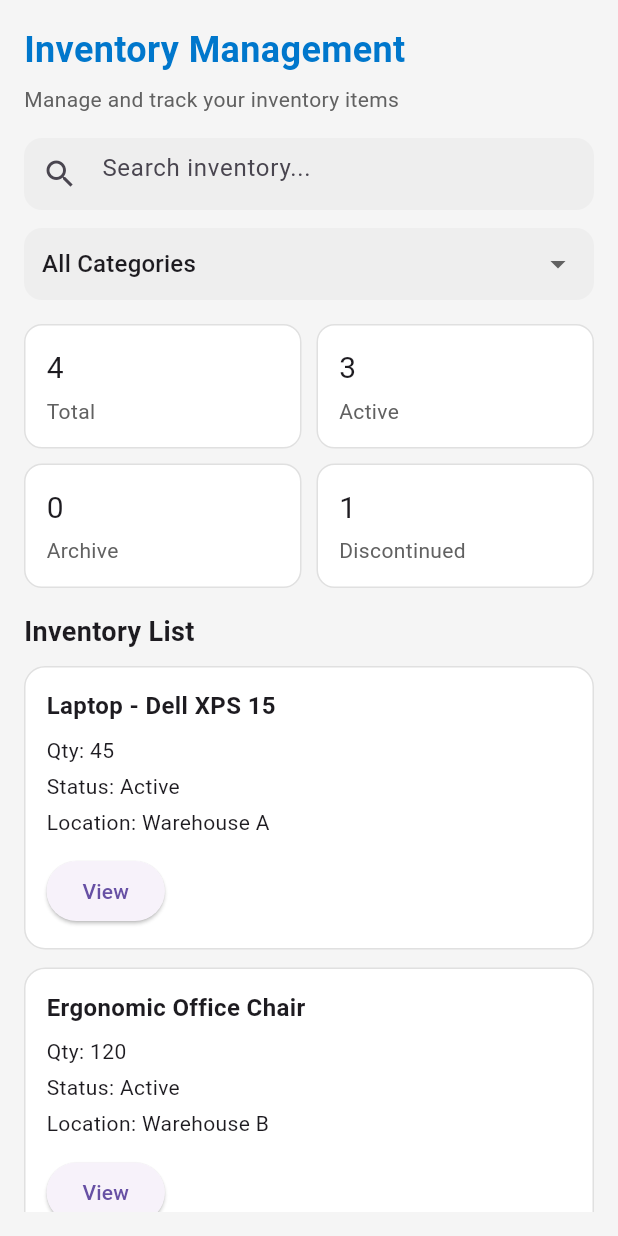
After one commit to afiazu/FE-welcome-project, a Flutter app: the InventoryMobile screen opened directly, on a phone screen of 412 x 824 dp. The commit adds this screen. Run offline on Flutter 3.47's test engine with Material 3 defaults, Android fonts, the phone set to English and light mode, and no system bars; our stand-ins replace flutter_svg, go_router.

Commit message:
Implement initial responsive layout for mobile and desktop ( Inventory )

```diff
--- /dev/null
+++ b/lib/model/inventory.dart
@@ -0,0 +1,17 @@
+class Inventory {
+  final int id;
+  final String name;
+  final String description;
+  final int quantity;
+  final String status;
+  final String location;
+
+  Inventory({
+    required this.id,
+    required this.name,
+    required this.description,
+    required this.quantity,
+    required this.status,
+    required this.location,
+  });
+}
--- a/lib/util/ColorConstants.dart
+++ b/lib/util/ColorConstants.dart
@@ -14,6 +14,10 @@ import 'package:flutter/material.dart';
 
 abstract class ColorConstants {
   static const Color ubtsBlue = Color(0xFF0077CC);
+  static const Color ubtsYellow = Color(0xFFF7D064);
+  static const Color iconColor = Color(0xFF444A58);
+  static const Color successGreen = Color(0xFF1A7634);
+  static const Color declineRed = Color(0xFFDC0706);
   static const Color whiteBackground = Color(0xFFFFFFFF);
 
 
--- /dev/null
+++ b/lib/view/screens/inventory_mobile.dart
@@ -0,0 +1,241 @@
+import 'package:flutter/material.dart';
+import 'package:welcome_project_fe/util/ColorConstants.dart';
+import 'package:welcome_project_fe/model/inventory.dart';
+
+class InventoryMobile extends StatefulWidget {
+  const InventoryMobile({super.key});
+
+  @override
+  State<InventoryMobile> createState() => _InventoryMobileState();
+}
+
+class _InventoryMobileState extends State<InventoryMobile> {
+  List<Inventory> items = [
+    Inventory(
+      id: 101,
+      name: 'Laptop - Dell XPS 15',
+      description: 'High-performance business laptop',
+      quantity: 45,
+      status: 'Active',
+      location: 'Warehouse A',
+    ),
+    Inventory(
+      id: 102,
+      name: 'Ergonomic Office Chair',
+      description: 'Adjustable chair with lumbar support',
+      quantity: 120,
+      status: 'Active',
+      location: 'Warehouse B',
+    ),
+    Inventory(
+      id: 103,
+      name: 'Wireless Mouse - Logitech',
+      description: '2.4GHz wireless optical mouse',
+      quantity: 0,
+      status: 'Discontinued',
+      location: 'Warehouse A',
+    ),
+    Inventory(
+      id: 104,
+      name: '27-inch 4K Monitor',
+      description: 'Ultra HD display monitor',
+      quantity: 32,
+      status: 'Active',
+      location: 'Warehouse C',
+    ),
+  ];
+
+  String selectedCategory = 'All Categories';
+
+  final List<String> categories = [
+    'All Categories',
+    'Electronics',
+    'Furniture',
+  ];
+
+  int get totalItems => items.length;
+
+  int get activeItems =>
+      items.where((item) => item.status == 'Active').length;
+
+  int get discontinuedItems =>
+      items.where((item) => item.status == 'Discontinued').length;
+
+  int get archivedItems =>
+      items.where((item) => item.status == 'Archived').length;
+
+  @override
+  Widget build(BuildContext context) {
+    return Scaffold(
+      backgroundColor: Colors.grey[100],
+      body: SafeArea(
+        child: Padding(
+          padding: const EdgeInsets.all(16),
+          child: Column(
+            crossAxisAlignment: CrossAxisAlignment.start,
+            children: [
+              Text(
+                'Inventory Management',
+                style: TextStyle(
+                  fontSize: 24,
+                  fontWeight: FontWeight.bold,
+                  color: ColorConstants.ubtsBlue,
+                ),
+              ),
+              const SizedBox(height: 6),
+              Text(
+                'Manage and track your inventory items',
+                style: TextStyle(color: Colors.grey[700]),
+              ),
+              const SizedBox(height: 16),
+
+              Container(
+                height: 48,
+                decoration: BoxDecoration(
+                  color: Colors.grey[200],
+                  borderRadius: BorderRadius.circular(12),
+                ),
+                child: const TextField(
+                  decoration: InputDecoration(
+                    hintText: 'Search inventory...',
+                    prefixIcon: Icon(Icons.search),
+                    border: InputBorder.none,
+                  ),
+                ),
+              ),
+
+              const SizedBox(height: 12),
+
+              Container(
+                height: 48,
+                padding: const EdgeInsets.symmetric(horizontal: 12),
+                decoration: BoxDecoration(
+                  color: Colors.grey[200],
+                  borderRadius: BorderRadius.circular(12),
+                ),
+                child: DropdownButton<String>(
+                  value: selectedCategory,
+                  isExpanded: true,
+                  underline: const SizedBox(),
+                  items: categories.map((item) {
+                    return DropdownMenuItem(
+                      value: item,
+                      child: Text(item),
+                    );
+                  }).toList(),
+                  onChanged: (value) {
+                    setState(() {
+                      selectedCategory = value!;
+                    });
+                  },
+                ),
+              ),
+
+              const SizedBox(height: 16),
+
+            //board
+              Row(
+                children: [
+                  _buildSmallCard('Total', totalItems.toString()),
+                  const SizedBox(width: 10),
+                  _buildSmallCard('Active', activeItems.toString()),
+                ],
+              ),
+              const SizedBox(height: 10),
+              Row(
+
+                children: [
+                  _buildSmallCard('Archive', archivedItems.toString()),
+                  const SizedBox(width: 10),
+                  _buildSmallCard(
+                    'Discontinued',
+                    discontinuedItems.toString(),
+                  ),
+                ],
+              ),
+
+              const SizedBox(height: 16),
+
+              const Text(
+                'Inventory List',
+                style: TextStyle(
+                  fontSize: 18,
+                  fontWeight: FontWeight.bold,
+                ),
+              ),
+
+              const SizedBox(height: 10),
+
+              Expanded(
+                child: ListView.builder(
+                  itemCount: items.length,
+                  itemBuilder: (context, index) {
+                    final item = items[index];
+
+                    return Container(
+                      margin: const EdgeInsets.only(bottom: 12),
+                      padding: const EdgeInsets.all(14),
+                      decoration: BoxDecoration(
+                        color: Colors.white,
+                        borderRadius: BorderRadius.circular(14),
+                        border: Border.all(color: Colors.grey.shade300),
+                      ),
+                      child: Column(
+                        crossAxisAlignment: CrossAxisAlignment.start,
+                        children: [
+                          Text(
+                            item.name,
+                            style: const TextStyle(
+                              fontWeight: FontWeight.bold,
+                              fontSize: 16,
+                            ),
+                          ),
+                          const SizedBox(height: 8),
+                          Text('Qty: ${item.quantity}'),
+                          const SizedBox(height: 4),
+                          Text('Status: ${item.status}'),
+                          const SizedBox(height: 4),
+                          Text('Location: ${item.location}'),
+                          const SizedBox(height: 12),
+
+                          //view button
+                          ElevatedButton(
+                            onPressed: () {
+                              print("View ${item.name}");
+                            },
+                            child: const Text('View'),
+                          ),
+                        ],
+                      ),
+                    );
+                  },
+                ),
+              ),
+            ],
+          ),
+        ),
+      ),
+    );
+  }
+
+  Widget _buildSmallCard(String title, String value) {
+    return Expanded(
+      child: Container(
+        padding: const EdgeInsets.all(14),
+        decoration: BoxDecoration(
+          color: Colors.white,
+          borderRadius: BorderRadius.circular(12),
+          border: Border.all(color: Colors.grey.shade300),
+        ),
+        child: Column(
+          crossAxisAlignment: CrossAxisAlignment.start,
+          children: [
+            Text(value, style: const TextStyle(fontSize: 20)),
+            const SizedBox(height: 4),
+            Text(title, style: TextStyle(color: Colors.grey[700])),
+          ],
+        ),
+      ),
+    );
+  }
+}
```
Also changed, not shown: lib/view/screens/inventory.dart (added, +18 -0 lines), lib/view/screens/inventory_desktop.dart (added, +381 -0 lines).
